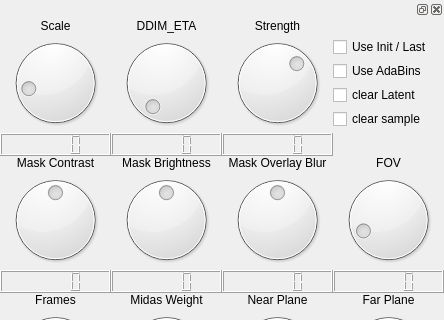
Qt form frontend/ui_widgets/animDials.ui (Marcus-Arcadius/ainodes-pyside) before a commit; both pictures show x 0 to 444 and y 0 to 320 of the 444 by 729 pixel window.
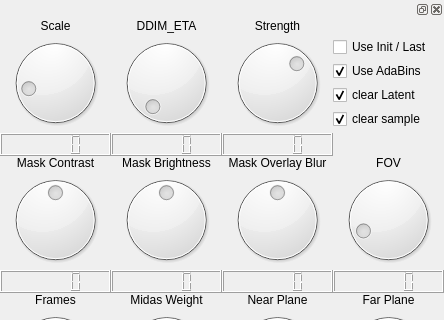
The same form after that commit.

What changed in the file:
```diff
--- a/frontend/ui_widgets/animDials.ui
+++ b/frontend/ui_widgets/animDials.ui
@@ -372,6 +372,9 @@
              <property name="text">
               <string>Use AdaBins</string>
              </property>
+             <property name="checked">
+              <bool>true</bool>
+             </property>
             </widget>
            </item>
            <item>
@@ -379,6 +382,9 @@
              <property name="text">
               <string>clear Latent</string>
              </property>
+             <property name="checked">
+              <bool>true</bool>
+             </property>
             </widget>
            </item>
            <item>
@@ -386,6 +392,9 @@
              <property name="text">
               <string>clear sample</string>
              </property>
+             <property name="checked">
+              <bool>true</bool>
+             </property>
             </widget>
            </item>
           </layout>
```
